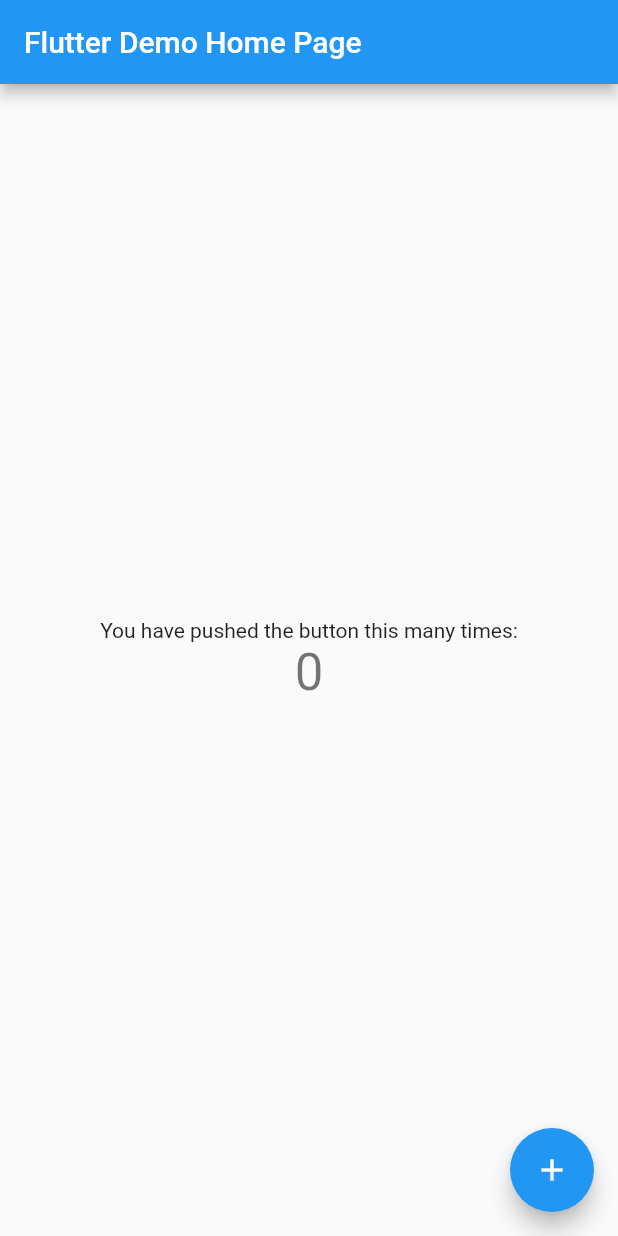
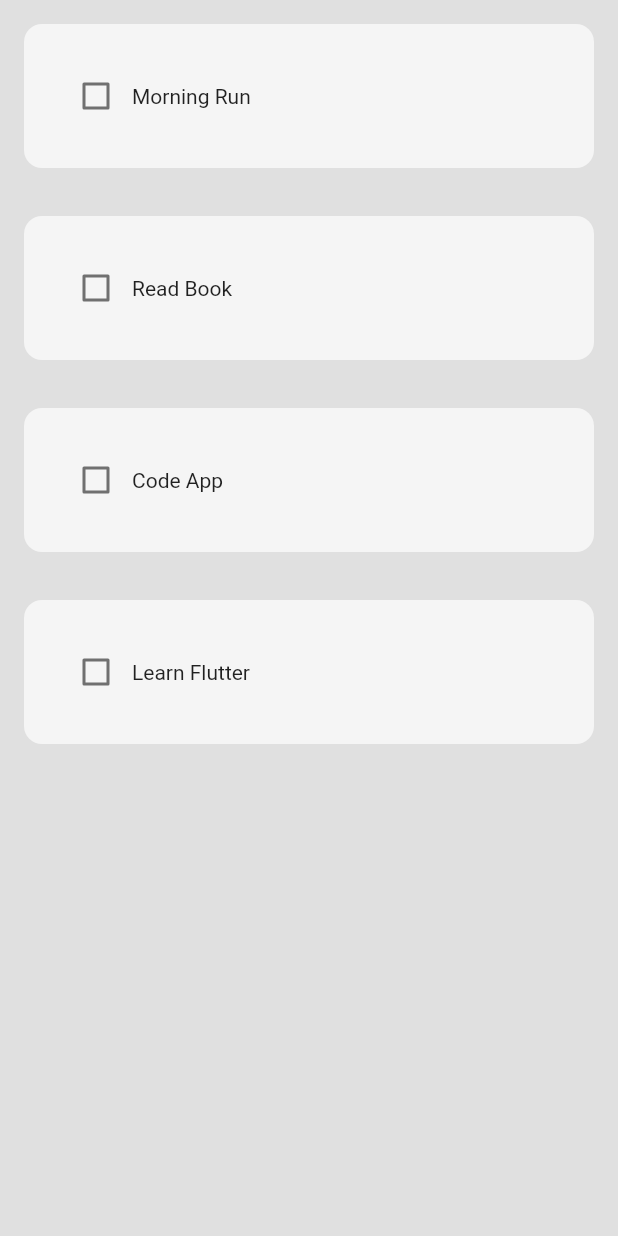
Before and after one commit to DuvanCodes/HabitTracker, a Flutter app: the screen it shows after launch, on a phone screen of 412 x 824 dp. Run offline on Flutter 3.47's test engine with Material 2 defaults, Android fonts, the phone set to English and light mode, and no system bars.

Commit message:
Add design UI - Part I

```diff
--- /dev/null
+++ b/lib/components/components_title.dart
@@ -0,0 +1,34 @@
+import 'package:flutter/material.dart';
+
+
+class HabitTitle extends StatelessWidget {
+
+  final String habitName;
+  final bool habitCompleted;
+  final Function(bool?)? onChanged;
+
+  const HabitTitle({super.key, required this.habitName, required this.habitCompleted, required this.onChanged});
+
+  @override
+  Widget build(BuildContext context) {
+    return Padding(
+      padding: const EdgeInsets.all(16.0),
+      child: Container(
+        padding: EdgeInsets.all(24),
+        decoration: BoxDecoration(
+          color: Colors.grey[100],
+          borderRadius: BorderRadius.circular(12),
+        ),
+        child: Row(
+          children: [
+            // checkbox
+            Checkbox(value: habitCompleted, onChanged: onChanged),
+
+            // habit name
+            Text(habitName),
+          ],
+        ),
+      ),
+    );
+  }
+}
--- a/lib/main.dart
+++ b/lib/main.dart
@@ -1,115 +1,19 @@
 import 'package:flutter/material.dart';
+import 'package:habitracker/pages/home_page.dart';
 
 void main() {
   runApp(const MyApp());
 }
 
 class MyApp extends StatelessWidget {
-  const MyApp({Key? key}) : super(key: key);
+  const MyApp({super.key});
 
   // This widget is the root of your application.
   @override
   Widget build(BuildContext context) {
-    return MaterialApp(
-      title: 'Flutter Demo',
-      theme: ThemeData(
-        // This is the theme of your application.
-        //
-        // Try running your application with "flutter run". You'll see the
-        // application has a blue toolbar. Then, without quitting the app, try
-        // changing the primarySwatch below to Colors.green and then invoke
-        // "hot reload" (press "r" in the console where you ran "flutter run",
-        // or simply save your changes to "hot reload" in a Flutter IDE).
-        // Notice that the counter didn't reset back to zero; the application
-        // is not restarted.
-        primarySwatch: Colors.blue,
-      ),
-      home: const MyHomePage(title: 'Flutter Demo Home Page'),
+    return const MaterialApp(
+      debugShowCheckedModeBanner: false,
+      home: HomePage()
     );
   }
 }
-
-class MyHomePage extends StatefulWidget {
-  const MyHomePage({Key? key, required this.title}) : super(key: key);
-
-  // This widget is the home page of your application. It is stateful, meaning
-  // that it has a State object (defined below) that contains fields that affect
-  // how it looks.
-
-  // This class is the configuration for the state. It holds the values (in this
-  // case the title) provided by the parent (in this case the App widget) and
-  // used by the build method of the State. Fields in a Widget subclass are
-  // always marked "final".
-
-  final String title;
-
-  @override
-  State<MyHomePage> createState() => _MyHomePageState();
-}
-
-class _MyHomePageState extends State<MyHomePage> {
-  int _counter = 0;
-
-  void _incrementCounter() {
-    setState(() {
-      // This call to setState tells the Flutter framework that something has
-      // changed in this State, which causes it to rerun the build method below
-      // so that the display can reflect the updated values. If we changed
-      // _counter without calling setState(), then the build method would not be
-      // called again, and so nothing would appear to happen.
-      _counter++;
-    });
-  }
-
-  @override
-  Widget build(BuildContext context) {
-    // This method is rerun every time setState is called, for instance as done
-    // by the _incrementCounter method above.
-    //
-    // The Flutter framework has been optimized to make rerunning build methods
-    // fast, so that you can just rebuild anything that needs updating rather
-    // than having to individually change instances of widgets.
-    return Scaffold(
-      appBar: AppBar(
-        // Here we take the value from the MyHomePage object that was created by
-        // the App.build method, and use it to set our appbar title.
-        title: Text(widget.title),
-      ),
-      body: Center(
-        // Center is a layout widget. It takes a single child and positions it
-        // in the middle of the parent.
-        child: Column(
-          // Column is also a layout widget. It takes a list of children and
-          // arranges them vertically. By default, it sizes itself to fit its
-          // children horizontally, and tries to be as tall as its parent.
-          //
-          // Invoke "debug painting" (press "p" in the console, choose the
-          // "Toggle Debug Paint" action from the Flutter Inspector in Android
-          // Studio, or the "Toggle Debug Paint" command in Visual Studio Code)
-          // to see the wireframe for each widget.
-          //
-          // Column has various properties to control how it sizes itself and
-          // how it positions its children. Here we use mainAxisAlignment to
-          // center the children vertically; the main axis here is the vertical
-          // axis because Columns are vertical (the cross axis would be
-          // horizontal).
-          mainAxisAlignment: MainAxisAlignment.center,
-          children: <Widget>[
-            const Text(
-              'You have pushed the button this many times:',
-            ),
-            Text(
-              '$_counter',
-              style: Theme.of(context).textTheme.headline4,
-            ),
-          ],
-        ),
-      ),
-      floatingActionButton: FloatingActionButton(
-        onPressed: _incrementCounter,
-        tooltip: 'Increment',
-        child: const Icon(Icons.add),
-      ), // This trailing comma makes auto-formatting nicer for build methods.
-    );
-  }
-}
--- /dev/null
+++ b/lib/pages/home_page.dart
@@ -0,0 +1,50 @@
+import 'package:flutter/material.dart';
+
+import '../components/components_title.dart';
+
+class HomePage extends StatefulWidget {
+  const HomePage({super.key});
+
+  @override
+  State<HomePage> createState() => _HomePageState();
+}
+
+class _HomePageState extends State<HomePage> {
+
+  // data structire for todays list
+  List todaysHabitList = [
+    ["Morning Run", false],
+    ["Read Book", false],
+    ["Code App", false],
+    ["Learn Flutter", false],
+  ];
+
+  // checkbox was tapped
+  void checkBoxTapped(bool? value, int index) {
+    setState(() {
+      todaysHabitList[index][1] = value;
+    });
+  }
+
+  // create a new habit
+  void createNewHabit() {
+
+  }
+
+  @override
+  Widget build(BuildContext context) {
+    return Scaffold(
+      backgroundColor: Colors.grey[300],
+      body: ListView.builder(
+        itemCount: todaysHabitList.length,
+        itemBuilder: (context, index) {
+          return HabitTitle(
+            habitName:  todaysHabitList[index][0],
+            habitCompleted: todaysHabitList[index][1],
+            onChanged: (value) => checkBoxTapped(value, index),
+          );
+        },
+      ),
+    );
+  }
+}
```
Also changed, not shown: 1 other file.
